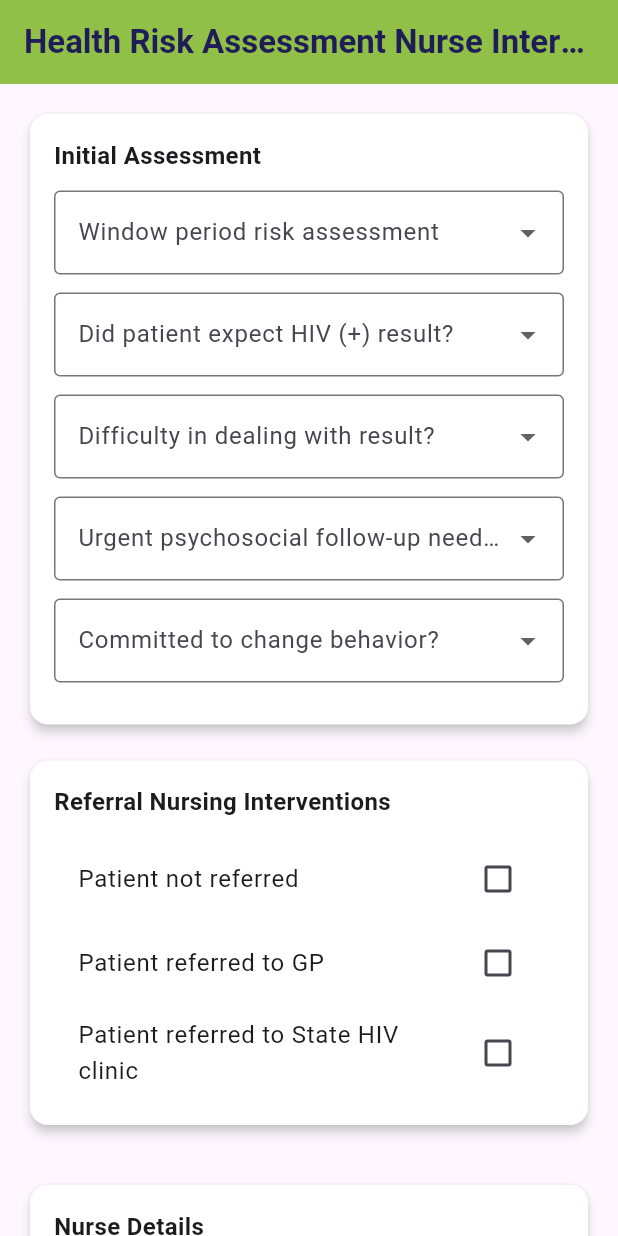
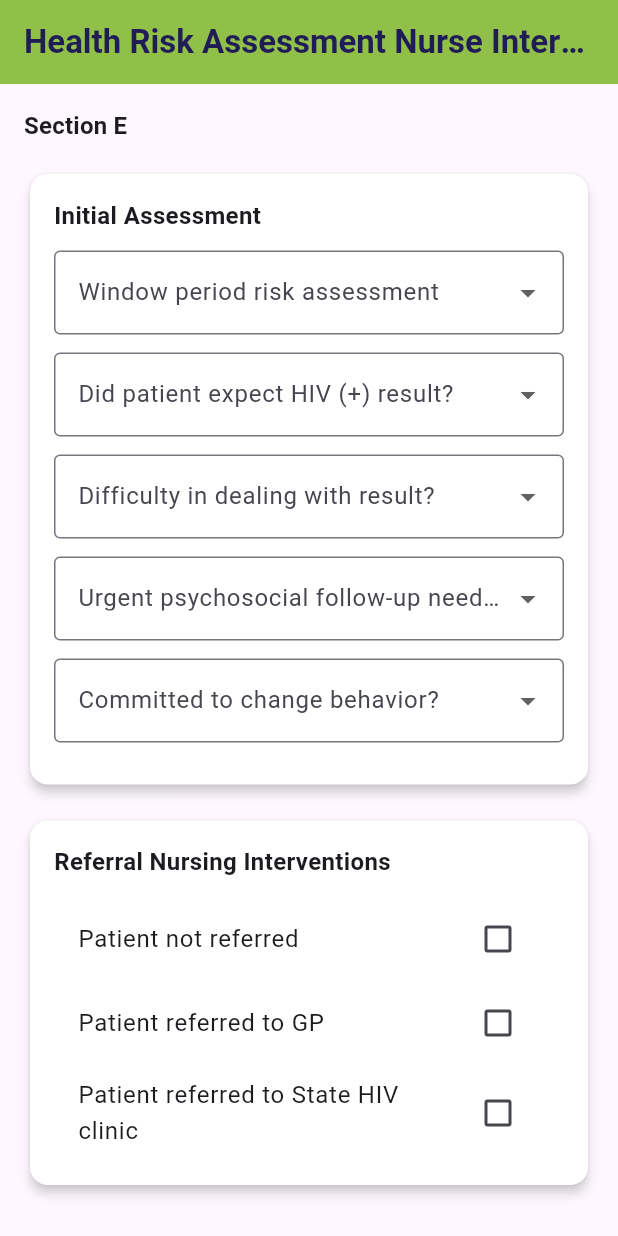
Before and after one commit to munashethedeveloper/kenwell_health_app, a Flutter app: the NurseInterventionScreen screen opened by its route, on a phone screen of 412 x 824 dp. Run offline on Flutter 3.47's test engine with Material 3 defaults, Android fonts, the phone set to English and light mode, and no system bars; our stand-ins replace cloud_firestore, firebase_auth, flutter_svg, package_info_plus, shared_preferences, signature and 1 more; accounts and stored records are empty.

Commit message:
feat: Add Section E header to nurse intervention screen
Co-authored-by: munashethedeveloper <munashethedeveloper@gmail.com>

```diff
--- a/lib/ui/features/nurse_interventions/widgets/nurse_intervention_screen.dart
+++ b/lib/ui/features/nurse_interventions/widgets/nurse_intervention_screen.dart
@@ -30,6 +30,14 @@ class NurseInterventionScreen extends StatelessWidget {
           child: Column(
             crossAxisAlignment: CrossAxisAlignment.start,
             children: [
+                Text(
+                  'Section E',
+                  style: Theme.of(context)
+                      .textTheme
+                      .titleMedium
+                      ?.copyWith(fontWeight: FontWeight.bold),
+                ),
+                const SizedBox(height: 16),
               // --- Initial Assessment Section ---
               _buildCard(
                 title: 'Initial Assessment',
```
